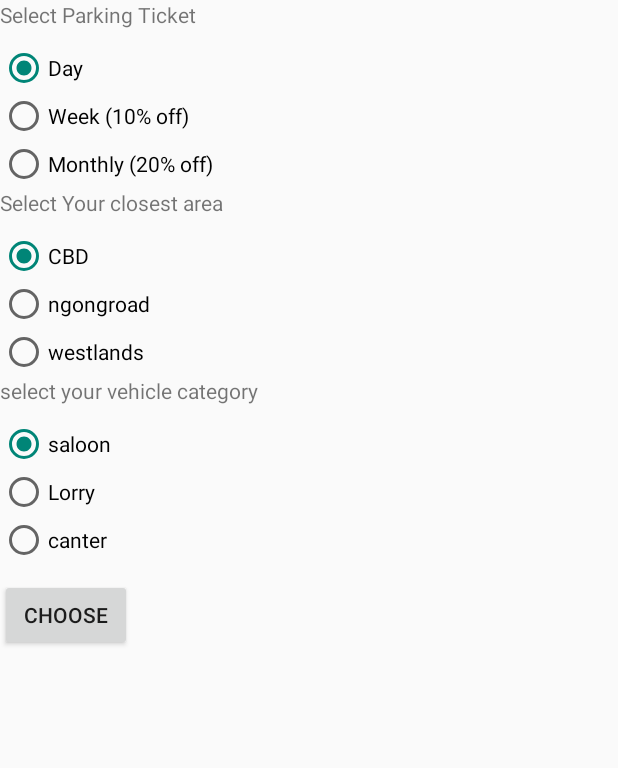
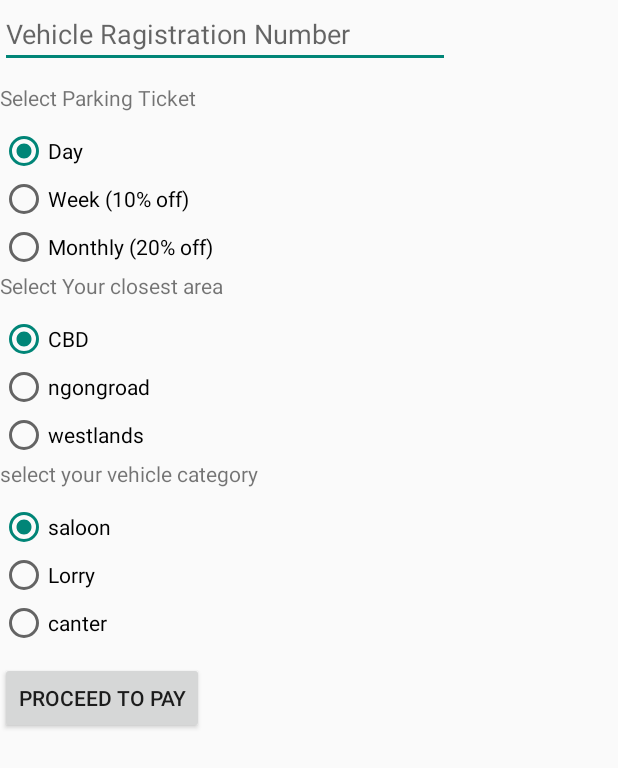
Before and after one commit to Victorgichohi/ParseLogin, an Android app: the VehicleDetails screen opened directly, with no data from a screen before it, on a phone screen of 412 x 824 dp. Shown: the top 768 px of the screen. Run offline under Robolectric (Android 15) with nearby library versions, the phone set to English and light mode, and no system bars.

Commit message:
vehicle details edited

```diff
--- a/app/src/main/res/layout/radiobutton.xml
+++ b/app/src/main/res/layout/radiobutton.xml
@@ -5,7 +5,17 @@
     android:layout_height="match_parent">
 
 
+    <EditText
+        android:layout_width="300dp"
+        android:layout_height="wrap_content"
+        android:id="@+id/account"
+        android:inputType="text"
+        android:layout_marginBottom="10dp"
 
+
+        android:hint="@string/regNum"
+        android:clickable="true"
+        />
     <TextView
         android:layout_width="wrap_content"
         android:layout_height="wrap_content"
--- a/app/src/main/res/values/strings.xml
+++ b/app/src/main/res/values/strings.xml
@@ -14,7 +14,7 @@
     <string name="Day">Day</string>
     <string name="Week">Week (10% off)</string>
     <string name="Monthly">Monthly (20% off)</string>
-    <string name="Choose">Choose</string>
+    <string name="Choose">Proceed To pay</string>
     <string name="cbd">CBD</string>
     <string name="westlands">westlands</string>
     <string name="ngongroad">ngongroad</string>
@@ -39,4 +39,5 @@
     <string name="pin">Enter pin</string>
     <string name="signup">Sign Up</string>
     <string name="username">user name</string>
+    <string name="regNum">Vehicle Ragistration Number</string>
 </resources>
```
